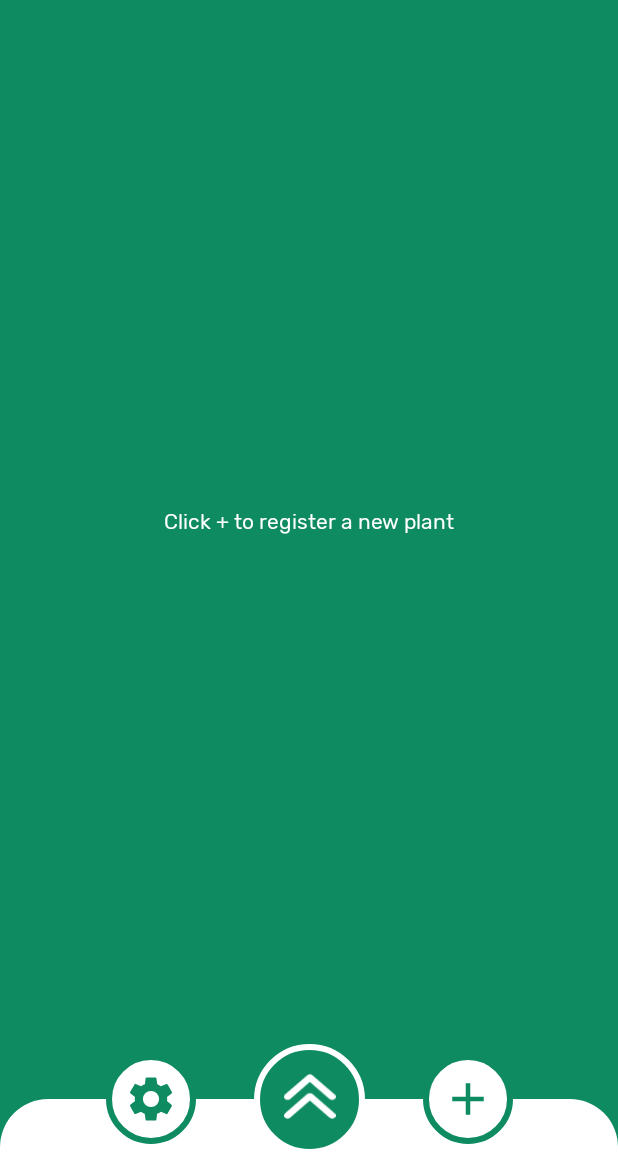
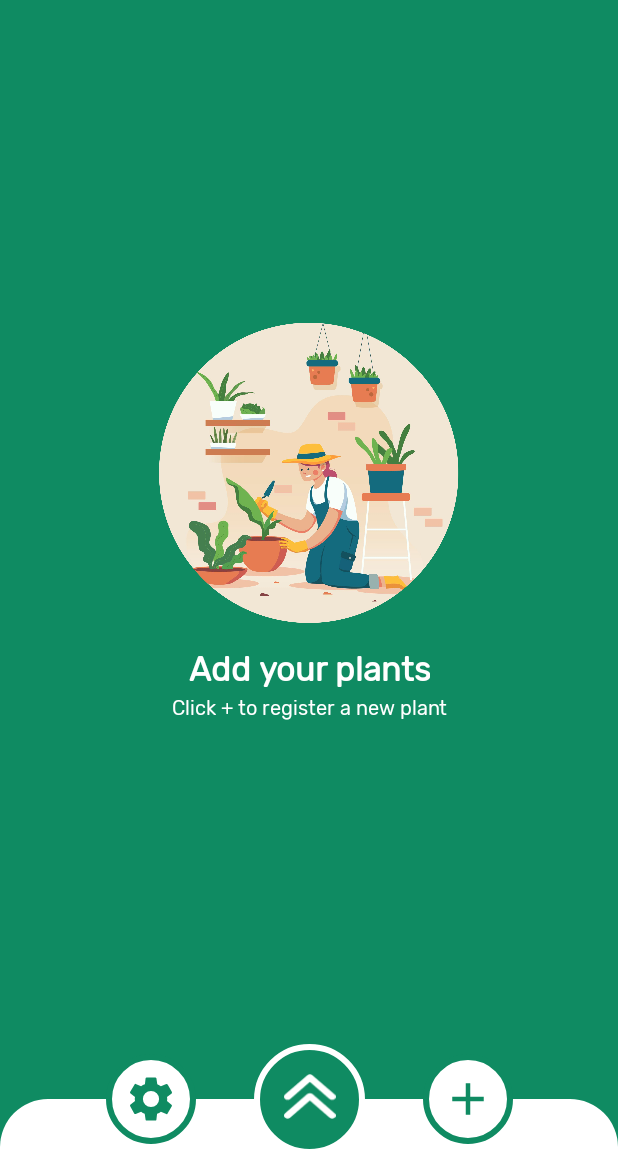
Before and after one commit to OscarCaro/Wateria, an Android app: the screen it shows after launch (MainActivity), on a phone screen of 412 x 824 dp, the part 68-1236 px from its top. Run offline under Robolectric (Android 15) with nearby library versions, the phone set to English and light mode, and no system bars; libraries missing offline, so code that uses them is left out: com.jakewharton.threetenabp; 1 statement that could not run was skipped.

Commit message:
Image on Main when there are no plants

```diff
--- a/app/src/main/java/com/wateria/Activities/MainActivity.java
+++ b/app/src/main/java/com/wateria/Activities/MainActivity.java
@@ -5,7 +5,7 @@ import android.content.Intent;
 import android.os.Bundle;
 import android.view.View;
 import android.view.ViewGroup;
-import android.widget.TextView;
+import android.widget.ScrollView;
 
 import androidx.appcompat.app.AppCompatActivity;
 import androidx.recyclerview.widget.LinearLayoutManager;
@@ -13,9 +13,9 @@ import androidx.recyclerview.widget.RecyclerView;
 
 import com.jakewharton.threetenabp.AndroidThreeTen;
 import com.wateria.DataStructures.PlantList;
-import com.wateria.JobSchedulers.NotificationJobService;
 import com.wateria.Dialogs.MiddleBottomSheetDialog;
 import com.wateria.Dialogs.OnBoarding;
+import com.wateria.JobSchedulers.NotificationJobService;
 import com.wateria.R;
 import com.wateria.RecyclerViewAdapter;
 import com.wateria.Utils.CommunicationKeys;
@@ -25,7 +25,7 @@ public class MainActivity extends AppCompatActivity {
     private RecyclerView mRecyclerView;
     private RecyclerView.Adapter mAdapter;
     private RecyclerView.LayoutManager mLayoutManager;
-    private TextView noPlantsMessageTextView;
+    private ScrollView noPlantsMessage;
     private MiddleBottomSheetDialog middleDalog;
 
     private PlantList plantList;
@@ -40,7 +40,7 @@ public class MainActivity extends AppCompatActivity {
 
         plantList = PlantList.getInstance(this);
 
-        noPlantsMessageTextView = (TextView) findViewById(R.id.noPlantsText);
+        noPlantsMessage = (ScrollView) findViewById(R.id.no_plants_box);
 
         mRecyclerView = (RecyclerView) findViewById(R.id.my_recycler_view);
         mRecyclerView.setHasFixedSize(true);
@@ -143,10 +143,10 @@ public class MainActivity extends AppCompatActivity {
 
     private void checkNoPlantsMessage(){
         if(plantList.getSize() <= 0){
-            noPlantsMessageTextView.setVisibility(View.VISIBLE);
+            noPlantsMessage.setVisibility(View.VISIBLE);
         }
         else{
-            noPlantsMessageTextView.setVisibility(View.INVISIBLE);
+            noPlantsMessage.setVisibility(View.INVISIBLE);
         }
     }
 
--- a/app/src/main/res/layout/activity_main.xml
+++ b/app/src/main/res/layout/activity_main.xml
@@ -113,26 +113,71 @@
         app:layout_constraintStart_toStartOf="parent"
         app:layout_constraintTop_toBottomOf="@+id/logo"
         android:paddingBottom="@dimen/dimen_list_padding_bottom"
-        android:clipToPadding="false" />
+        android:clipToPadding="false"/>
 
-    <TextView
-        android:visibility="invisible"
-        android:id="@+id/noPlantsText"
-        android:layout_width="match_parent"
+
+
+    <ScrollView
+        android:id="@+id/no_plants_box"
+        android:layout_width="0dp"
         android:layout_height="wrap_content"
-        android:paddingVertical="24dp"
-        android:textColorHint="@color/colorWhite"
-        android:textSize="14sp"
-        android:paddingHorizontal="32dp"
-        android:hint="@string/mainActivityNoPlantsMessage"
-        app:fontFamily="@font/rubik"
         app:layout_constraintTop_toBottomOf="@id/logo"
         app:layout_constraintBottom_toTopOf="@id/button_middle_home"
         app:layout_constraintStart_toStartOf="parent"
         app:layout_constraintEnd_toEndOf="parent"
-        android:textAlignment="center"
-        android:gravity="center"
-        />
+        app:layout_constrainedHeight="true"
+        >
 
+        <androidx.constraintlayout.widget.ConstraintLayout
+            android:layout_width="match_parent"
+            android:layout_height="wrap_content"
+            >
+
+            <ImageView
+                android:id="@+id/no_plants_image"
+                android:layout_width="200dp"
+                android:layout_height="200dp"
+                app:srcCompat="@drawable/image_girl_plants"
+                app:layout_constraintTop_toTopOf="parent"
+                app:layout_constraintStart_toStartOf="parent"
+                app:layout_constraintEnd_toEndOf="parent"
+                app:layout_constraintBottom_toTopOf="@id/no_plants_text1"
+                />
+
+            <TextView
+                android:id="@+id/no_plants_text1"
+                android:layout_width="wrap_content"
+                android:layout_height="wrap_content"
+                android:textColor="@color/colorWhite"
+                android:textSize="22sp"
+                android:paddingTop="18dp"
+                android:text="@string/mainActivityNoPlantsText1"
+                app:fontFamily="@font/rubik"
+                android:textStyle="bold"
+                app:layout_constraintTop_toBottomOf="@id/no_plants_image"
+                app:layout_constraintBottom_toTopOf="@id/no_plants_text2"
+                app:layout_constraintStart_toStartOf="parent"
+                app:layout_constraintEnd_toEndOf="parent"
+                android:gravity="center"
+                />
+
+            <TextView
+                android:id="@+id/no_plants_text2"
+                android:layout_width="wrap_content"
+                android:layout_height="wrap_content"
+                android:paddingTop="4dp"
+                android:textColor="@color/colorWhite"
+                android:textSize="13sp"
+                android:text="@string/mainActivityNoPlantsText2"
+                app:fontFamily="@font/rubik"
+                app:layout_constraintTop_toBottomOf="@id/no_plants_text1"
+                app:layout_constraintBottom_toBottomOf="parent"
+                app:layout_constraintStart_toStartOf="parent"
+                app:layout_constraintEnd_toEndOf="parent"
+                android:gravity="center"
+                />
+
+        </androidx.constraintlayout.widget.ConstraintLayout>
+    </ScrollView>
 
 </androidx.constraintlayout.widget.ConstraintLayout>
--- a/app/src/main/res/values/strings.xml
+++ b/app/src/main/res/values/strings.xml
@@ -19,7 +19,8 @@
     <string name="editPlantActivityTitle">Edit Plant</string>
     <string name="settingsActivityTitle">Settings</string>
 
-    <string name="mainActivityNoPlantsMessage">Click + to register a new plant</string>
+    <string name="mainActivityNoPlantsText1">Add your plants</string>
+    <string name="mainActivityNoPlantsText2">Click + to register a new plant</string>
 
     <string name="main_middle_tip_text"><b>Tip</b> of the day</string>
     <string name="main_middle_rate_text"><b>Rate</b> the app</string>
```
Also changed, not shown: app/src/main/res/drawable/image_girl_plants.png (added), 1 other file.
